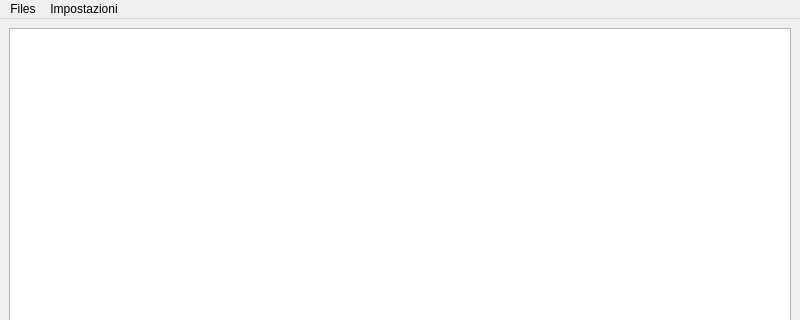
The window that ui/mainwindow.ui (nferruzzi/giudice-server) describes before a commit, drawn with Qt 5; both pictures show x 0 to 800 and y 0 to 320 of the 800 by 600 pixel window.
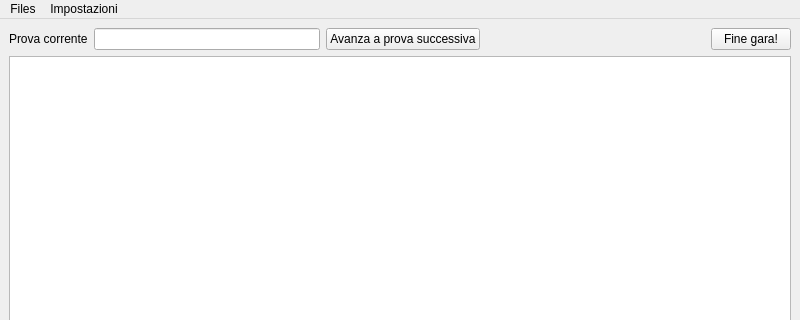
The same window after the commit.

Commit message: Add Gara stub

What changed in the file:
```diff
--- a/ui/mainwindow.ui
+++ b/ui/mainwindow.ui
@@ -15,6 +15,54 @@
   </property>
   <widget class="QWidget" name="centralwidget">
    <layout class="QVBoxLayout" name="verticalLayout">
+    <item>
+     <layout class="QHBoxLayout" name="horizontalLayout">
+      <item>
+       <widget class="QLabel" name="label">
+        <property name="text">
+         <string>Prova corrente</string>
+        </property>
+       </widget>
+      </item>
+      <item>
+       <widget class="QLineEdit" name="lineEdit">
+        <property name="enabled">
+         <bool>true</bool>
+        </property>
+        <property name="readOnly">
+         <bool>true</bool>
+        </property>
+       </widget>
+      </item>
+      <item>
+       <widget class="QPushButton" name="pushButton">
+        <property name="text">
+         <string>Avanza a prova successiva</string>
+        </property>
+       </widget>
+      </item>
+      <item>
+       <spacer name="horizontalSpacer">
+        <property name="orientation">
+         <enum>Qt::Horizontal</enum>
+        </property>
+        <property name="sizeHint" stdset="0">
+         <size>
+          <width>40</width>
+          <height>20</height>
+         </size>
+        </property>
+       </spacer>
+      </item>
+      <item>
+       <widget class="QPushButton" name="pushButton_2">
+        <property name="text">
+         <string>Fine gara!</string>
+        </property>
+       </widget>
+      </item>
+     </layout>
+    </item>
     <item>
      <widget class="QTableView" name="tableView"/>
     </item>
```
Left out of the diff: 2 changed lines with no effect on the pictures. The commit also changes 3 other files.
